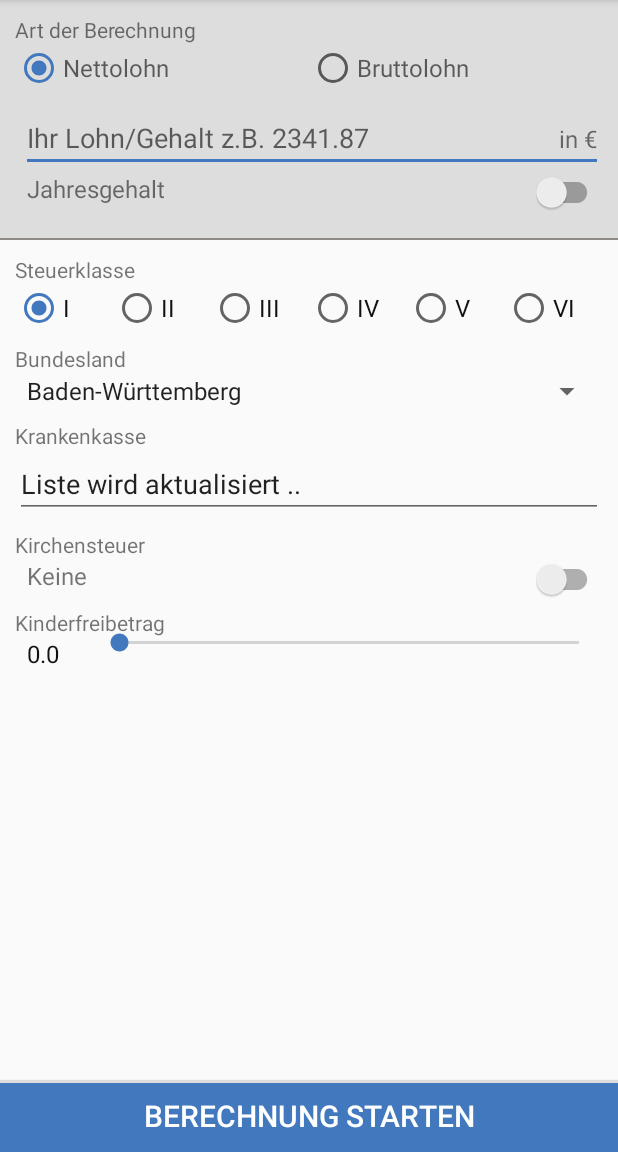
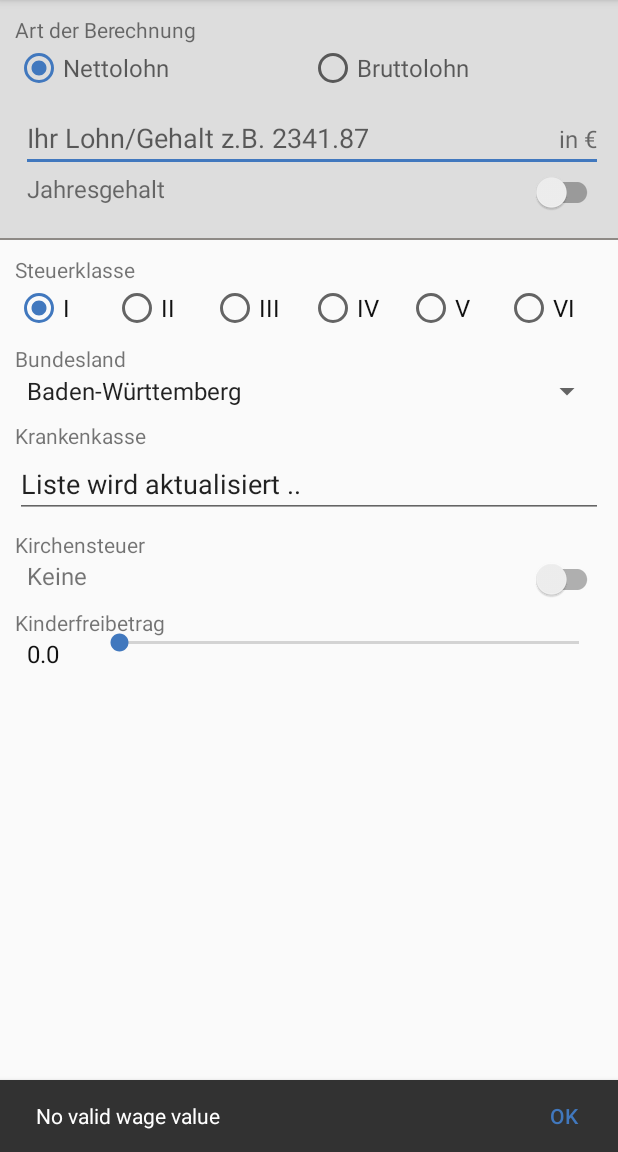
Before and after one commit to robertlange81/Profilohn, an Android app: the InputActivity screen opened directly, with no data from a screen before it, after a tap on "BERECHNUNG STARTEN", on a phone screen of 412 x 824 dp, the part 84-1236 px from its top. Run offline under Robolectric (Android 15) with nearby library versions, the phone set to English and light mode, and no system bars; 3 statements that could not run were skipped.

Commit message:
Add validation class; modularize display of error messages

```diff
--- a/app/src/main/java/sageone/abacus/Activities/InputActivity.java
+++ b/app/src/main/java/sageone/abacus/Activities/InputActivity.java
@@ -3,9 +3,11 @@ package sageone.abacus.Activities;
 import android.graphics.Color;
 import android.os.Bundle;
 
+import android.support.design.widget.Snackbar;
 import android.support.v7.app.AppCompatActivity;
 import android.support.v7.widget.SwitchCompat;
 
+import android.util.Log;
 import android.view.View;
 import android.widget.AdapterView;
 import android.widget.ArrayAdapter;
@@ -22,8 +24,11 @@ import java.util.Locale;
 
 import sageone.abacus.EventHandler;
 import sageone.abacus.Exceptions.StatusCodeException;
+import sageone.abacus.Exceptions.ValidationException;
 import sageone.abacus.Exceptions.WebServiceFailureException;
+import sageone.abacus.Helper.MessageHelper;
 import sageone.abacus.Interfaces.ApiCallbackListener;
+import sageone.abacus.Models.CalculationData;
 import sageone.abacus.Models.Insurances;
 import sageone.abacus.R;
 import sageone.abacus.WebService;
@@ -52,6 +57,8 @@ public class InputActivity extends AppCompatActivity
     private NumberFormat numberFormat;
     private EventHandler eventHandler;
     private WebService webService;
+
+    private Snackbar errorSnackbar;
 
     private static final int INSURANCES_DEFAULT_SELECTION = 10;
 
@@ -133,15 +140,17 @@ public class InputActivity extends AppCompatActivity
             @Override
             public void onFocusChange(View v, boolean hasFocus) {
                 String cur = wage.getText().toString();
-                boolean hasComma = cur.contains(",");
-                int dec = hasComma ? 100 : 1;
 
                 if (0 == cur.length() || hasFocus) {
                     return;
                 }
 
+                boolean hasComma = cur.contains(",");
+                int dec = hasComma ? 100 : 1;
+
                 Double current = Double.valueOf(cur.replaceAll("\\D", ""));
                 String formatted = numberFormat.format(current / dec);
+
                 wage.setText(formatted);
             }
         });
@@ -163,6 +172,7 @@ public class InputActivity extends AppCompatActivity
             @Override
             public void onItemSelected(AdapterView<?> parentView, View selectedItemView, int position, long id) {
             }
+
             @Override
             public void onNothingSelected(AdapterView<?> parentView) {
             }
@@ -263,9 +273,26 @@ public class InputActivity extends AppCompatActivity
         calculate.setOnClickListener(new View.OnClickListener() {
             @Override
             public void onClick(View v) {
+                CalculationData calculationData = new CalculationData();
+                _setData(calculationData);
 
+                try {
+                    calculationData.validate();
+                } catch (ValidationException e) {
+                    _snackbar(e.getMessage());
+                }
             }
         });
+    }
+
+
+    /**
+     * Set all relevant data for calculation.
+     * @param data
+     */
+    private void _setData(CalculationData data)
+    {
+        data.Netto = null;
     }
 
 
@@ -280,6 +307,15 @@ public class InputActivity extends AppCompatActivity
         label.setTextColor(Color.parseColor(String.valueOf(R.color.text_darkgrey)));
     }
 
+    /**
+     * Shows a failed validation
+     * @param message
+     */
+    private void _snackbar(String message)
+    {
+        MessageHelper.snackbar(this, message);
+    }
+
 
     @Override
     protected void onResume() {
--- /dev/null
+++ b/app/src/main/java/sageone/abacus/Helper/MessageHelper.java
@@ -0,0 +1,38 @@
+package sageone.abacus.Helper;
+
+import android.app.Activity;
+import android.support.design.widget.Snackbar;
+import android.util.Log;
+import android.view.View;
+
+import sageone.abacus.R;
+
+/**
+ * Created by otomaske on 08.02.2016.
+ */
+public class MessageHelper extends Activity
+{
+    /**
+     * Displays a snackbar on the given activity.
+     * within is a snackbar position.
+     *
+     * @param activity
+     * @param message
+     */
+    public static void snackbar(Activity activity, String message)
+    {
+        try {
+            final View v = activity.findViewById(R.id.snackbarPosition);
+            Snackbar errorSnackbar = Snackbar.make(v, message, Snackbar.LENGTH_LONG)
+                    .setAction(R.string.action_ok, new View.OnClickListener() {
+                        @Override
+                        public void onClick(View view) {
+                        }
+                    });
+
+            errorSnackbar.show();
+        } catch (Exception e) {
+            Log.e("Snackbar", "Snackbar position not found.");
+        }
+    }
+}
--- a/app/src/main/java/sageone/abacus/Models/CalculationData.java
+++ b/app/src/main/java/sageone/abacus/Models/CalculationData.java
@@ -1,4 +1,6 @@
 package sageone.abacus.Models;
+
+import sageone.abacus.Exceptions.ValidationException;
 
 /**
  * Created by otomaske on 04.02.2016.
@@ -28,4 +30,13 @@ public class CalculationData {
     public int BruttoDecimal;
     public sageone.abacus.Models.Trace Trace;
 
+    public boolean validate() throws ValidationException
+    {
+        if (null == Netto) {
+            throw new ValidationException("No valid wage value");
+        }
+
+        return true;
+    }
+
 }
--- a/app/src/main/res/layout/input.xml
+++ b/app/src/main/res/layout/input.xml
@@ -5,7 +5,8 @@
     android:layout_width="match_parent"
     android:layout_height="match_parent"
     app:layout_behavior="@string/appbar_scrolling_view_behavior"
-    tools:context=".Activities.InputActivity">
+    tools:context=".Activities.InputActivity"
+    android:id="@+id/snackbarPosition">
 
     <ScrollView
         android:layout_marginBottom="50dp"
--- a/app/src/main/res/values/strings_input.xml
+++ b/app/src/main/res/values/strings_input.xml
@@ -10,6 +10,8 @@
     <string name="action_check">Erneut prüfen</string>
     <string name="action_quit">Beenden</string>
     <string name="action_settings">Einstellungen</string>
+    <string name="action_ok">OK</string>
+    <string name="action_close">Schließen</string>
 
     <string name="format_string">dd. MMMM</string>
     <string name="interval">%1$s bis %2$s</string>
@@ -85,4 +87,6 @@
         <item>Thüringen</item>
     </string-array>
 
+    <string name="validation_error_wage">Bitte Lohn/Gehalt angeben.</string>
+
 </resources>
```
Also changed, not shown: app/src/main/java/sageone/abacus/Activities/HelloActivity.java (+6 -10 lines), app/src/main/java/sageone/abacus/Exceptions/ValidationException.java (added, +17 -0 lines).
